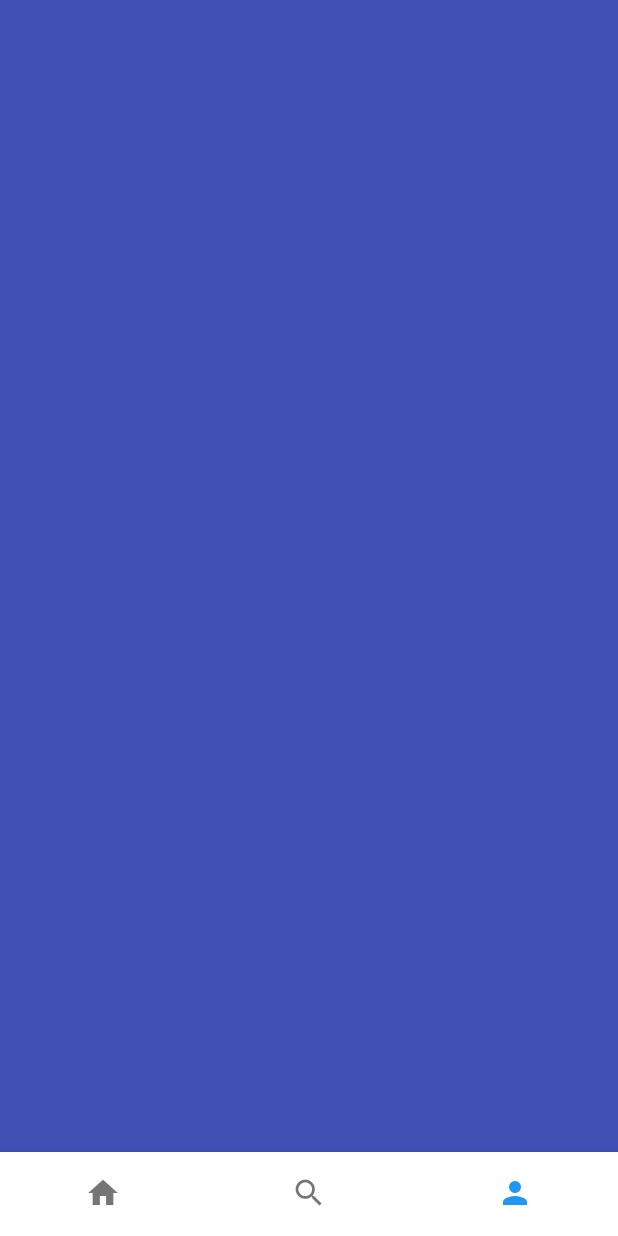
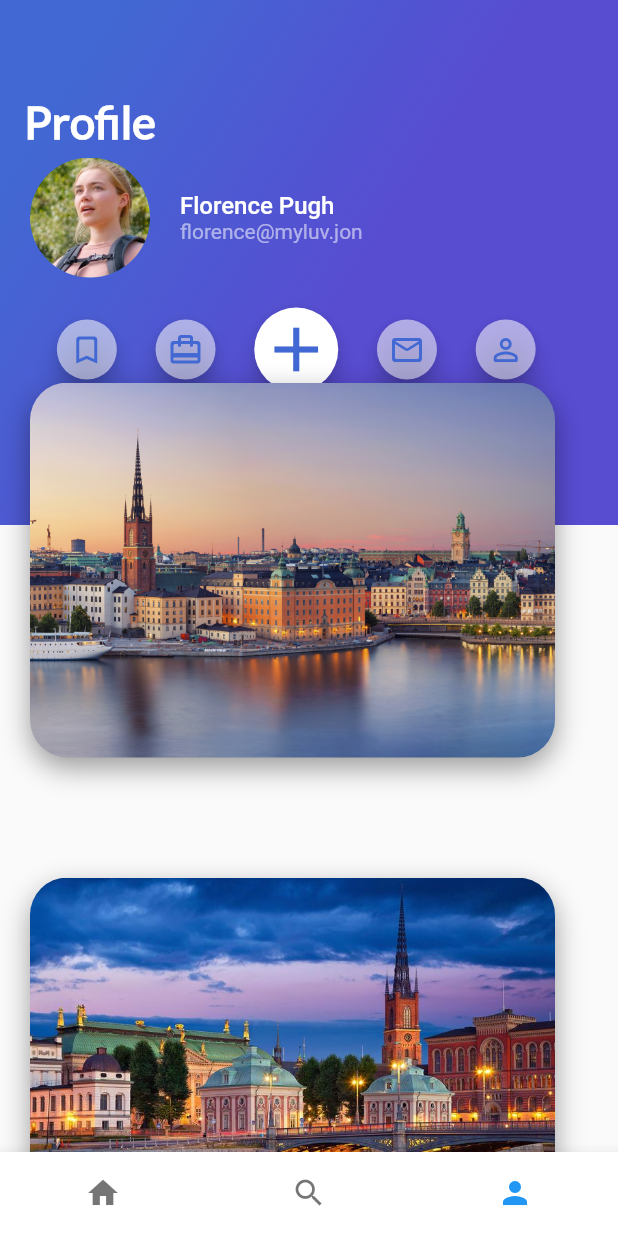
Before and after one commit to theJuanon/trips_app, a Flutter app: the screen it shows after launch, item 3 of the bottom bar chosen, on a phone screen of 412 x 824 dp. Run offline on Flutter 3.47's test engine with Material 2 defaults, Android fonts, the phone set to English and light mode, and no system bars; our stand-ins replace google_fonts.

Commit message:
add profile page

```diff
--- /dev/null
+++ b/lib/card_image_profile.dart
@@ -0,0 +1,35 @@
+import 'package:flutter/material.dart';
+import 'package:trips_app/floating_action_button_green.dart';
+
+class CardImageProfile extends StatelessWidget {
+  final String pathImage;
+
+  CardImageProfile(this.pathImage);
+
+  @override
+  Widget build(BuildContext context) {
+    final card = Container(
+        height: 250.0,
+        width: 350.0,
+        margin: EdgeInsets.only(top: 80.0, left: 20.0),
+        decoration: BoxDecoration(
+            image: DecorationImage(
+                fit: BoxFit.cover, image: AssetImage(pathImage)),
+            borderRadius: BorderRadius.all(Radius.circular(25.0)),
+            shape: BoxShape.rectangle,
+            boxShadow: [
+              BoxShadow(
+                  color: Colors.black38,
+                  blurRadius: 15.0,
+                  offset: Offset(0.0, 7.0))
+            ]));
+
+    return Stack(
+      //alignment: Alignment(0.9, 1.1),
+      children: [
+        card,
+        //FloatingActionButtonGreen()
+      ],
+    );
+  }
+}
--- /dev/null
+++ b/lib/card_vertical_list.dart
@@ -0,0 +1,20 @@
+import 'package:flutter/material.dart';
+import 'package:trips_app/card_image_profile.dart';
+import 'card_image.dart';
+
+class CardVerticalList extends StatelessWidget {
+  @override
+  Widget build(BuildContext context) {
+    return Container(
+        height: 850.0,
+        child: ListView(
+            //padding: EdgeInsets.all(25.0),
+            scrollDirection: Axis.vertical,
+            children: [
+              CardImageProfile("assets/img/sweden.png"),
+              CardImageProfile("assets/img/sweden2.jpeg"),
+              CardImageProfile("assets/img/sweden_mtn.jpeg"),
+              CardImageProfile("assets/img/sarek.jpeg"),
+            ]));
+  }
+}
--- /dev/null
+++ b/lib/gradient_profile.dart
@@ -0,0 +1,28 @@
+import 'package:flutter/material.dart';
+
+class GradientProfile extends StatelessWidget {
+  final String title;
+
+  GradientProfile(this.title);
+
+  @override
+  Widget build(BuildContext context) {
+    return Container(
+      height: 350.0,
+      decoration: BoxDecoration(
+          gradient: LinearGradient(
+              colors: [Color(0xFF4268D3), Color(0xFF584CD1)],
+              begin: FractionalOffset(0.20, 0.0),
+              end: FractionalOffset(1.0, 0.6),
+              stops: [0.0, 0.6],
+              tileMode: TileMode.clamp)),
+      child: Text(title,
+          style: TextStyle(
+              color: Colors.white,
+              fontSize: 30.0,
+              fontFamily: "Lato",
+              fontWeight: FontWeight.bold)),
+      alignment: Alignment(-0.9, -0.6),
+    );
+  }
+}
--- a/lib/header_appbar.dart
+++ b/lib/header_appbar.dart
@@ -1,12 +1,15 @@
 import 'package:flutter/material.dart';
 import 'gradient_back.dart';
-import 'card_image_list.dart';
 
 class HeaderAppbar extends StatelessWidget {
+  HeaderAppbar(this.title);
+
+  final String title;
+
   @override
   Widget build(BuildContext context) {
     return Stack(
-      children: [GradientBack("Bienvenido"), CardImageList()],
+      children: [GradientBack(title)],
     );
   }
 }
--- a/lib/home_trips.dart
+++ b/lib/home_trips.dart
@@ -2,6 +2,7 @@ import 'package:flutter/material.dart';
 import 'package:trips_app/review.dart';
 import 'package:trips_app/review_list.dart';
 
+import 'card_image_list.dart';
 import 'description_place.dart';
 import 'header_appbar.dart';
 
@@ -28,7 +29,8 @@ class HomeTrips extends StatelessWidget {
           DescriptionPlace("Sweden", 5, descriptionDummy),
           ReviewList(reviews)
         ]),
-        HeaderAppbar()
+        HeaderAppbar("Bienvenido"),
+        CardImageList()
       ],
     );
   }
--- a/lib/main_trips.dart
+++ b/lib/main_trips.dart
@@ -13,7 +13,7 @@ class MainTrips extends StatefulWidget {
 class _MainTripsState extends State<MainTrips> {
   int indexTap = 0;
 
-  final List<Widget> widgetChildren = [HomeTrips(), SearchTrips(), Profile()];
+  final List<Widget> screens = [HomeTrips(), SearchTrips(), Profile()];
 
   void onTapped(int index) {
     setState(() {
@@ -24,7 +24,7 @@ class _MainTripsState extends State<MainTrips> {
   @override
   Widget build(BuildContext context) {
     return Scaffold(
-      body: widgetChildren[indexTap],
+      body: screens[indexTap],
       bottomNavigationBar: Theme(
           data: Theme.of(context)
               .copyWith(canvasColor: Colors.white, primaryColor: Colors.purple),
--- a/lib/profile.dart
+++ b/lib/profile.dart
@@ -1,10 +1,91 @@
 import 'package:flutter/material.dart';
+import 'package:trips_app/card_vertical_list.dart';
+import 'package:trips_app/gradient_profile.dart';
 
 class Profile extends StatelessWidget {
-  const Profile({Key? key}) : super(key: key);
+  final user = Row(children: [
+    CircleAvatar(
+        backgroundImage: AssetImage("assets/img/florence.jpeg"), radius: 40),
+    SizedBox(
+      width: 20,
+    ),
+    Column(children: [
+      Text("Florence Pugh",
+          style: TextStyle(
+              color: Colors.white, fontWeight: FontWeight.w500, fontSize: 16)),
+      Text("florence@myluv.jon", style: TextStyle(color: Colors.white54))
+    ], crossAxisAlignment: CrossAxisAlignment.start)
+  ]);
+
+  final buttons = Padding(
+      padding: EdgeInsets.only(left: 5, top: 20),
+      child: Row(children: [
+        Container(
+            child: SizedBox(
+          width: 40,
+          height: 40,
+          child: FloatingActionButton(
+              onPressed: () => {},
+              backgroundColor: Colors.white54,
+              child: Icon(Icons.bookmark_border_rounded,
+                  color: Color(0xFF4268D3))),
+        )),
+        Container(
+            child: SizedBox(
+          width: 40,
+          height: 40,
+          child: FloatingActionButton(
+              onPressed: () => {},
+              backgroundColor: Colors.white54,
+              child:
+                  Icon(Icons.wallet_travel_rounded, color: Color(0xFF4268D3))),
+        )),
+        FloatingActionButton(
+            onPressed: () => {},
+            backgroundColor: Colors.white,
+            child: Icon(Icons.add, color: Color(0xFF4268D3), size: 50)),
+        Container(
+            child: SizedBox(
+          width: 40,
+          height: 40,
+          child: FloatingActionButton(
+              onPressed: () => {},
+              backgroundColor: Colors.white54,
+              child:
+                  Icon(Icons.mail_outline_rounded, color: Color(0xFF4268D3))),
+        )),
+        Container(
+            child: SizedBox(
+          width: 40,
+          height: 40,
+          child: FloatingActionButton(
+              onPressed: () => {},
+              backgroundColor: Colors.white54,
+              child:
+                  Icon(Icons.person_outline_rounded, color: Color(0xFF4268D3))),
+        )),
+      ], mainAxisAlignment: MainAxisAlignment.spaceAround));
 
   @override
   Widget build(BuildContext context) {
-    return Container(color: Colors.indigo);
+    return Stack(children: [
+      GradientProfile("Profile"),
+      Positioned(
+        top: 105,
+        left: 20,
+        width: 350,
+        child: Column(
+          children: [
+            user,
+            buttons,
+          ],
+          crossAxisAlignment: CrossAxisAlignment.start,
+        ),
+      ),
+      Container(
+        margin: const EdgeInsets.only(top: 175.0),
+        child: CardVerticalList(),
+      ),
+    ]);
   }
 }
```
